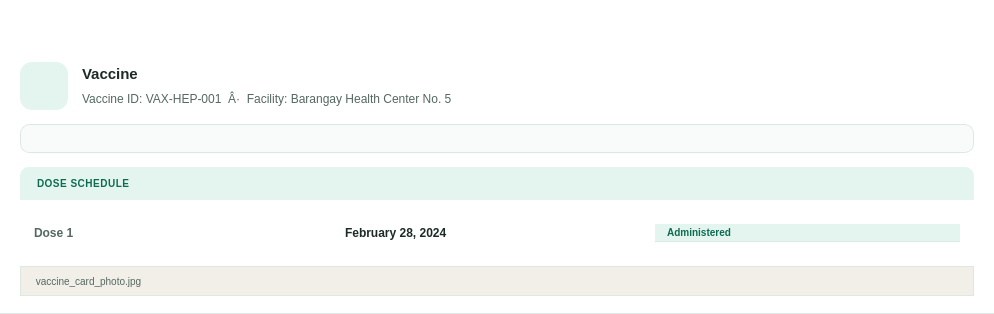
The window that src/ui/card_vaccination.ui (shasheenahdeeneillelumasag/CCC151---Group-Project) describes before a commit, drawn with Qt 5.
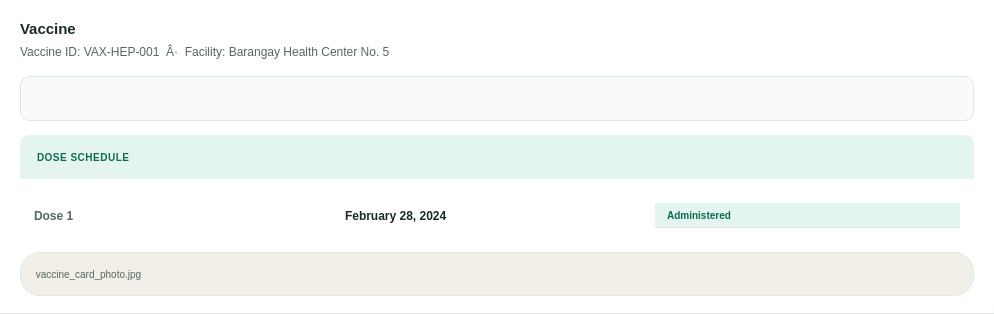
The same window after the commit. Icons and pictures are not drawn.

```diff
--- a/src/ui/card_vaccination.ui
+++ b/src/ui/card_vaccination.ui
@@ -37,60 +37,11 @@
    <property name="bottomMargin">
     <number>18</number>
    </property>
-   <item>
-    <widget class="QFrame" name="selectionIndicator">
-     <property name="minimumSize">
-      <size>
-       <width>4</width>
-       <height>0</height>
-      </size>
-     </property>
-     <property name="maximumSize">
-      <size>
-       <width>4</width>
-       <height>16777215</height>
-      </size>
-     </property>
-     <property name="styleSheet">
-      <string>
-QFrame {
-    background: transparent;
-    border-radius: 2px;
-}
-      </string>
-     </property>
-    </widget>
-   </item>
    <item>
     <layout class="QHBoxLayout">
      <property name="spacing">
       <number>14</number>
      </property>
-     <item>
-      <widget class="QLabel" name="vaxIco">
-       <property name="minimumSize">
-        <size>
-         <width>48</width>
-         <height>48</height>
-        </size>
-       </property>
-       <property name="maximumSize">
-        <size>
-         <width>48</width>
-         <height>48</height>
-        </size>
-       </property>
-       <property name="styleSheet">
-        <string>QLabel { background: #E3F5EE; border-radius: 12px; padding: 4px; }</string>
-       </property>
-       <property name="pixmap">
-        <pixmap>../assets/ic_vaccine.svg</pixmap>
-       </property>
-       <property name="scaledContents">
-        <bool>true</bool>
-       </property>
-      </widget>
-     </item>
      <item>
       <layout class="QVBoxLayout">
        <property name="spacing">
```
Lines whose indentation alone changed are shown as unchanged.
